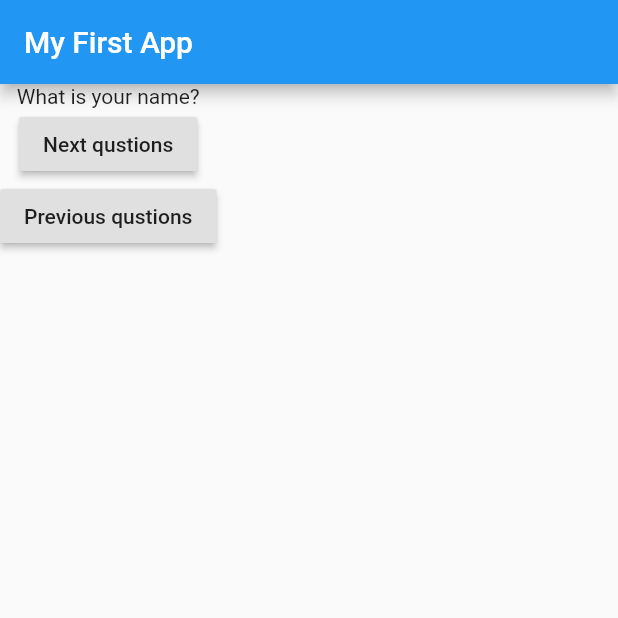
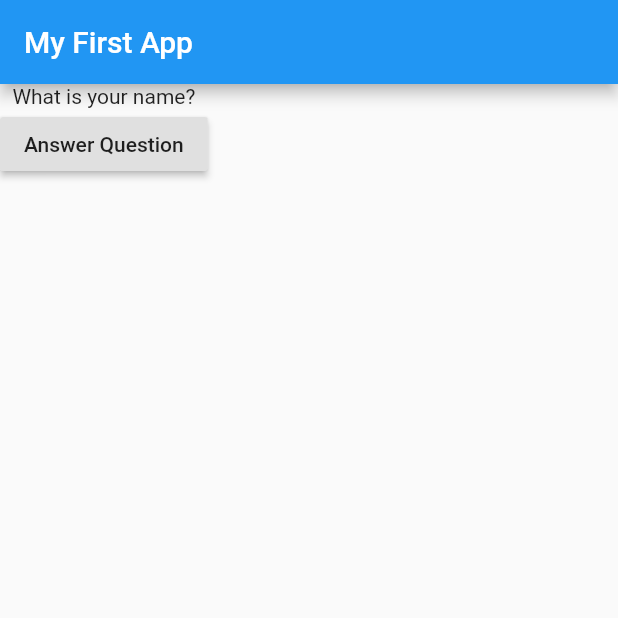
Before and after one commit to pragusga25/fluttapp, a Flutter app: the screen it shows after launch, on a phone screen of 412 x 824 dp, the top half of it. Run offline on Flutter 3.47's test engine with Material 2 defaults, Android fonts, the phone set to English and light mode, and no system bars.

Commit message:
using private properties

```diff
--- a/lib/main.dart
+++ b/lib/main.dart
@@ -5,12 +5,12 @@ void main() => runApp(MyApp());
 class MyApp extends StatefulWidget {
   @override
   State<StatefulWidget> createState() {
-    return MyAppState();
+    return _MyAppState();
   }
 }
 
-class MyAppState extends State<MyApp> {
-  int index = 0;
+class _MyAppState extends State<MyApp> {
+  int _qustionIndex = 0;
 
   @override
   Widget build(BuildContext context) {
@@ -18,6 +18,7 @@ class MyAppState extends State<MyApp> {
       'What is your name?',
       'What is your quest?',
       'What is the capital of Assyria?',
+      'What is the answer to life, the universe, and everything?',
     ];
 
     return MaterialApp(
@@ -27,26 +28,20 @@ class MyAppState extends State<MyApp> {
         ),
         body: Column(
           children: <Widget>[
-            Text(qustions[index]),
+            Text(qustions[_qustionIndex]),
             RaisedButton(
-              child: Text('Next qustions'),
-              onPressed: () {
-                setState(() {
-                  if (index < qustions.length - 1) index++;
-                });
-              },
-            ),
-            RaisedButton(
-              child: Text('Previous qustions'),
-              onPressed: () {
-                setState(() {
-                  if (index > 0) index--;
-                });
-              },
+              child: Text('Answer Question'),
+              onPressed: _answerQuestion,
             ),
           ],
         ),
       ),
     );
   }
+
+  void _answerQuestion() {
+    setState(() {
+      if (_qustionIndex < 3) _qustionIndex++;
+    });
+  }
 }
```
